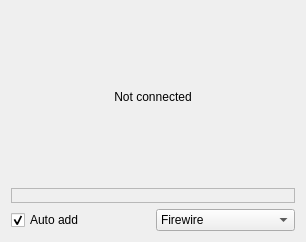
KDE/kdenlive, file src/widgets/recmonitor_ui.ui: the form before one commit.
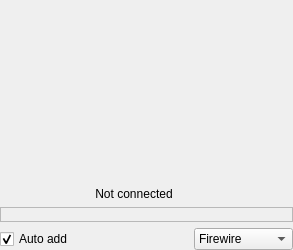
The form after the commit. Custom widgets are drawn as their Qt base class.

Commit message: Preliminary support for blackmagic capture (only .raw format for now, cannot be read by kdenlive)

```diff
--- a/src/widgets/recmonitor_ui.ui
+++ b/src/widgets/recmonitor_ui.ui
@@ -1,18 +1,46 @@
 <ui version="4.0" >
  <class>RecMonitor_UI</class>
- <widget class="QWidget" name="RecMonitor_UI" >
-  <property name="geometry" >
+ <widget class="QWidget" name="RecMonitor_UI">
+  <property name="geometry">
    <rect>
     <x>0</x>
     <y>0</y>
-    <width>306</width>
-    <height>242</height>
+    <width>293</width>
+    <height>250</height>
    </rect>
   </property>
-  <layout class="QGridLayout" name="gridLayout_2" >
-   <item row="0" column="0" colspan="2" >
-    <widget class="QLabel" name="video_frame" >
-     <property name="text" >
+  <layout class="QGridLayout" name="gridLayout">
+   <property name="margin">
+    <number>0</number>
+   </property>
+   <item row="0" column="0" colspan="3">
+    <widget class="QFrame" name="video_capture">
+     <property name="sizePolicy">
+      <sizepolicy hsizetype="Expanding" vsizetype="Expanding">
+       <horstretch>0</horstretch>
+       <verstretch>0</verstretch>
+      </sizepolicy>
+     </property>
+     <property name="frameShape">
+      <enum>QFrame::NoFrame</enum>
+     </property>
+     <property name="frameShadow">
+      <enum>QFrame::Plain</enum>
+     </property>
+     <property name="lineWidth">
+      <number>0</number>
+     </property>
+    </widget>
+   </item>
+   <item row="1" column="1">
+    <widget class="QLabel" name="video_frame">
+     <property name="sizePolicy">
+      <sizepolicy hsizetype="Expanding" vsizetype="Preferred">
+       <horstretch>0</horstretch>
+       <verstretch>0</verstretch>
+      </sizepolicy>
+     </property>
+     <property name="text">
       <string>Not connected</string>
      </property>
      <property name="alignment" >
@@ -20,10 +48,10 @@
      </property>
     </widget>
    </item>
-   <item row="1" column="0" colspan="2" >
-    <widget class="QFrame" name="control_frame_firewire" >
-     <property name="sizePolicy" >
-      <sizepolicy vsizetype="Maximum" hsizetype="Preferred" >
+   <item row="2" column="0" colspan="3">
+    <widget class="QFrame" name="control_frame_firewire">
+     <property name="sizePolicy">
+      <sizepolicy hsizetype="Preferred" vsizetype="Maximum">
        <horstretch>0</horstretch>
        <verstretch>0</verstretch>
       </sizepolicy>
@@ -42,9 +70,9 @@
      </property>
     </widget>
    </item>
-   <item row="2" column="0" >
-    <widget class="QCheckBox" name="autoaddbox" >
-     <property name="text" >
+   <item row="3" column="0">
+    <widget class="QCheckBox" name="autoaddbox">
+     <property name="text">
       <string>Auto add</string>
      </property>
      <property name="checked" >
@@ -52,8 +80,8 @@
      </property>
     </widget>
    </item>
-   <item row="2" column="1" >
-    <widget class="KComboBox" name="device_selector" >
+   <item row="3" column="2">
+    <widget class="KComboBox" name="device_selector">
      <item>
       <property name="text" >
        <string>Firewire</string>
```
Left out of the diff: 24 changed lines with no effect on the pictures. The commit also changes 9 other files.
